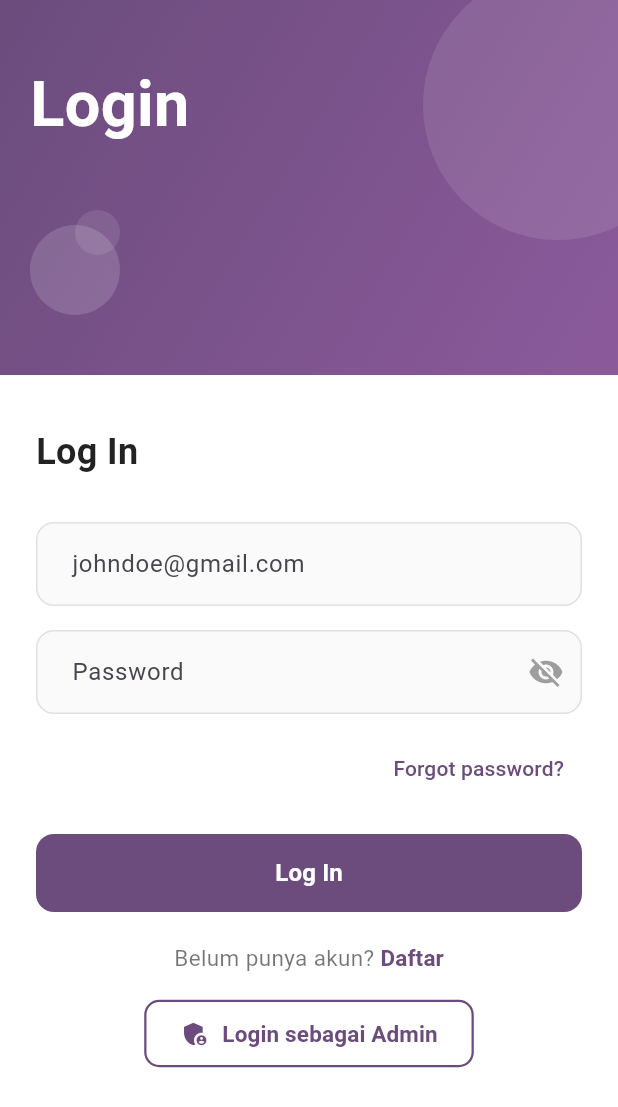
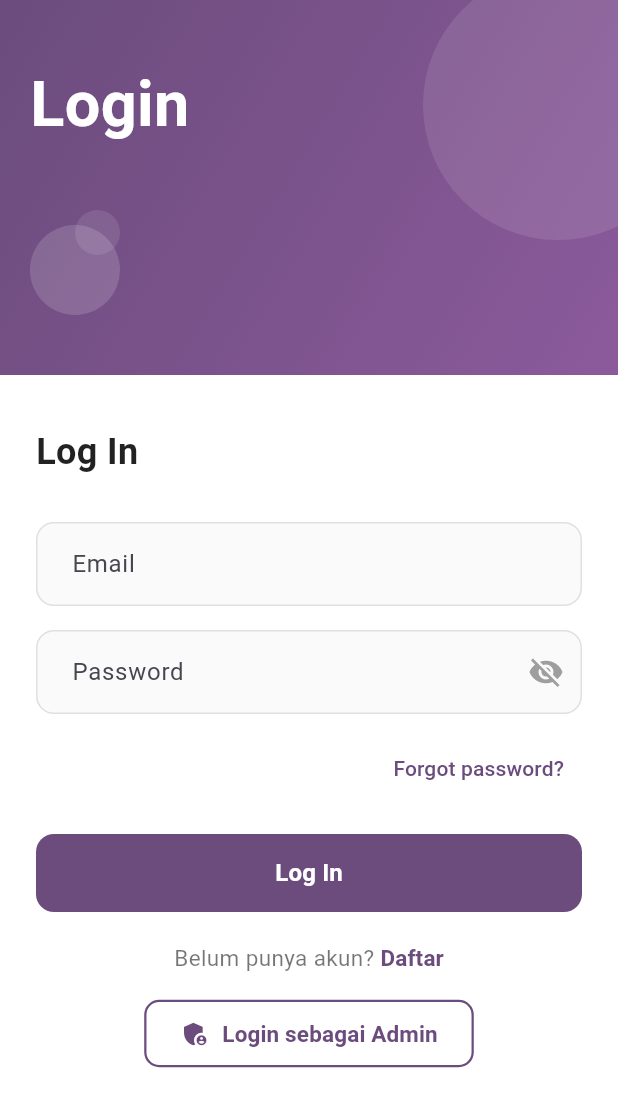
Before and after one commit to defandeovan/RI-Rental-PS, a Flutter app: the LoginScreen screen opened directly, on a phone screen of 412 x 824 dp. Shown: the top 1107 px of the screen. Run offline on Flutter 3.47's test engine with Material 3 defaults, Android fonts, the phone set to English and light mode, and no system bars; our stand-ins replace get, image_picker, supabase_flutter; accounts and stored records are empty; network calls fail.

Commit message:
update login

```diff
--- a/lib/app/modules/home/views/login.dart
+++ b/lib/app/modules/home/views/login.dart
@@ -335,7 +335,7 @@ class _LoginScreenState extends State<LoginScreen> {
                           controller: _emailController,
                           keyboardType: TextInputType.emailAddress,
                           decoration: InputDecoration(
-                            hintText: 'johndoe@gmail.com',
+                            hintText: 'Email',
                             filled: true,
                             fillColor: Colors.grey[50],
                             border: OutlineInputBorder(
```
